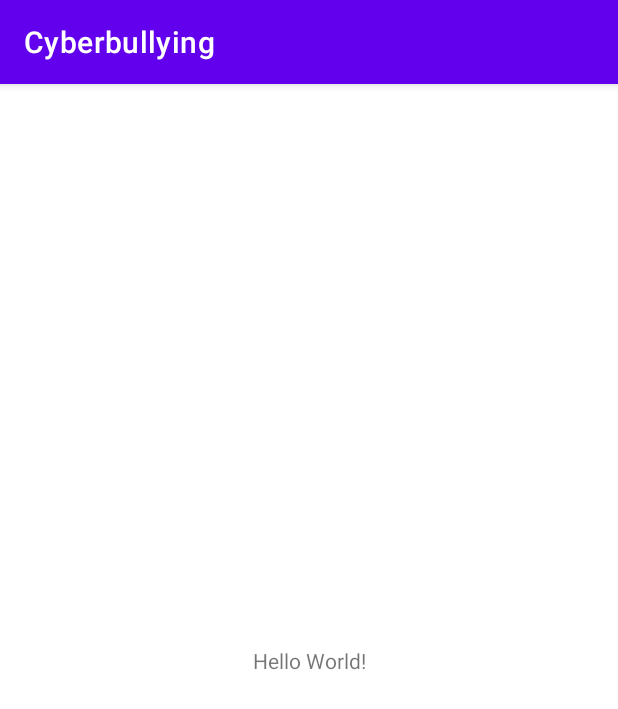
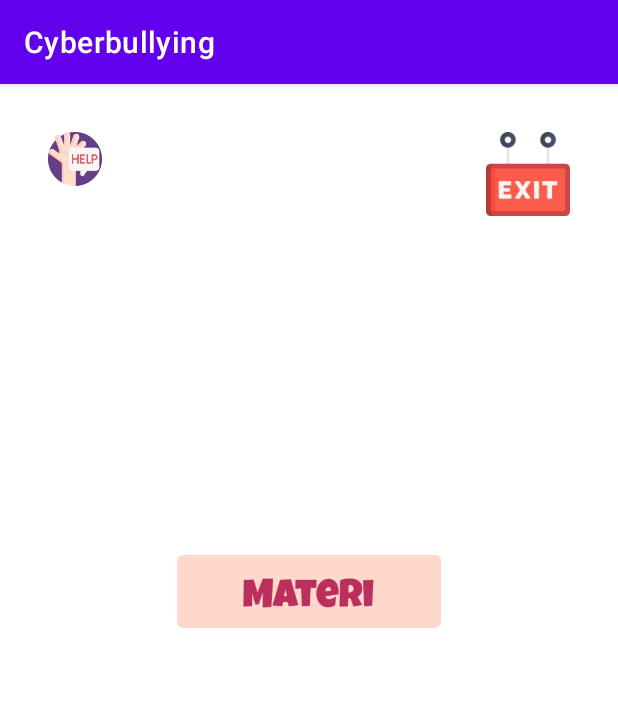
Before and after one commit to bagusrizky15/cyberbullying, an Android app: the screen it shows after launch (MainActivity), on a phone screen of 412 x 824 dp. Shown: the top 709 px of the screen. Run offline under Robolectric (Android 15) with nearby library versions, the phone set to English and light mode, and no system bars.

Commit message:
add icon

```diff
--- a/app/src/main/AndroidManifest.xml
+++ b/app/src/main/AndroidManifest.xml
@@ -15,14 +15,14 @@
         android:theme="@style/Theme.Cyberbullying"
         tools:targetApi="31">
         <activity
-            android:name=".SplashActivity"
+            android:name=".MainActivity"
             android:exported="false">
             <meta-data
                 android:name="android.app.lib_name"
                 android:value="" />
         </activity>
         <activity
-            android:name=".MainActivity"
+            android:name=".SplashActivity"
             android:exported="true">
             <intent-filter>
                 <action android:name="android.intent.action.MAIN" />
--- a/app/src/main/res/layout/activity_main.xml
+++ b/app/src/main/res/layout/activity_main.xml
@@ -4,14 +4,38 @@
     xmlns:tools="http://schemas.android.com/tools"
     android:layout_width="match_parent"
     android:layout_height="match_parent"
+    android:padding="20dp"
     tools:context=".MainActivity">
 
-    <TextView
-        android:layout_width="wrap_content"
-        android:layout_height="wrap_content"
-        android:text="Hello World!"
-        app:layout_constraintBottom_toBottomOf="parent"
+    <ImageButton
+        android:backgroundTint="@color/white"
+        android:id="@+id/btn_help"
+        app:layout_constraintStart_toStartOf="parent"
+        app:layout_constraintTop_toTopOf="parent"
+        android:layout_width="60dp"
+        android:layout_height="60dp"
+        android:scaleType="fitCenter"
+        android:src="@drawable/icon_help"/>
+
+    <ImageButton
+        android:backgroundTint="@color/white"
+        android:id="@+id/btn_exit"
         app:layout_constraintEnd_toEndOf="parent"
+        app:layout_constraintTop_toTopOf="parent"
+        android:layout_width="80dp"
+        android:layout_height="80dp"
+        android:scaleType="fitCenter"
+        android:src="@drawable/icon_exit"/>
+
+    <ImageButton
+        app:layout_constraintEnd_toEndOf="parent"
+        android:backgroundTint="@color/white"
+        android:scaleType="centerCrop"
+        android:id="@+id/btn_materi"
+        android:layout_width="200dp"
+        android:layout_height="60dp"
+        android:layout_marginTop="288dp"
+        android:src="@drawable/btn_materi"
         app:layout_constraintStart_toStartOf="parent"
         app:layout_constraintTop_toTopOf="parent" />
 
```
Also changed, not shown: app/src/main/res/drawable-v24/btn_materi.png (added), app/src/main/res/drawable-v24/icon_exit.png (added), app/src/main/res/drawable-v24/icon_help.png (added).
